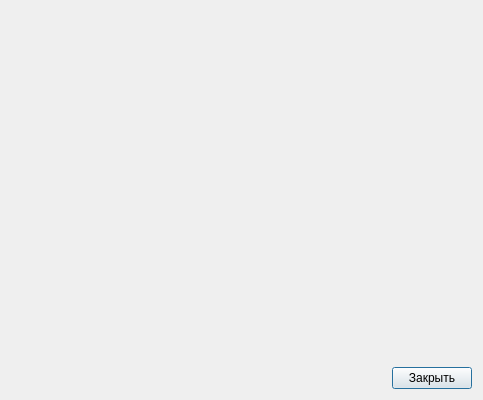
Max-Azarov/neuralNetSnake, file smartSnake/resources/about.ui: the form before one commit.
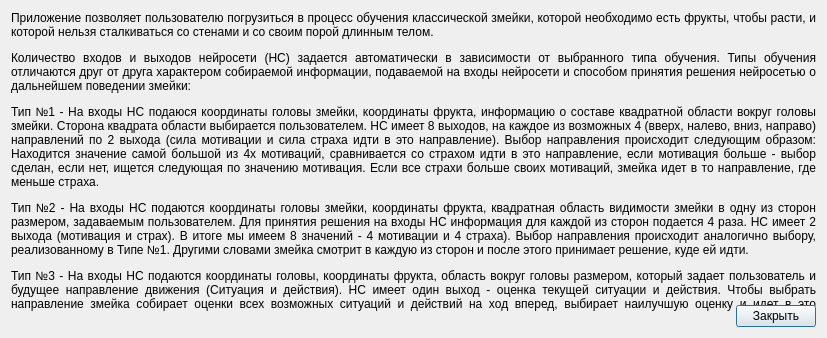
The form after the commit.

Patch:
```diff
--- a/smartSnake/resources/about.ui
+++ b/smartSnake/resources/about.ui
@@ -6,14 +6,26 @@
    <rect>
     <x>0</x>
     <y>0</y>
-    <width>483</width>
-    <height>400</height>
+    <width>827</width>
+    <height>338</height>
    </rect>
   </property>
+  <property name="sizePolicy">
+   <sizepolicy hsizetype="Minimum" vsizetype="Minimum">
+    <horstretch>0</horstretch>
+    <verstretch>0</verstretch>
+   </sizepolicy>
+  </property>
   <property name="minimumSize">
    <size>
-    <width>400</width>
-    <height>400</height>
+    <width>530</width>
+    <height>330</height>
+   </size>
+  </property>
+  <property name="maximumSize">
+   <size>
+    <width>960</width>
+    <height>800</height>
    </size>
   </property>
   <property name="windowTitle">
@@ -28,12 +40,33 @@
   <layout class="QVBoxLayout" name="verticalLayout" stretch="10,1">
    <item>
     <widget class="QLabel" name="lblInfo">
+     <property name="sizePolicy">
+      <sizepolicy hsizetype="Minimum" vsizetype="Minimum">
+       <horstretch>0</horstretch>
+       <verstretch>0</verstretch>
+      </sizepolicy>
+     </property>
+     <property name="minimumSize">
+      <size>
+       <width>500</width>
+       <height>300</height>
+      </size>
+     </property>
+     <property name="maximumSize">
+      <size>
+       <width>960</width>
+       <height>800</height>
+      </size>
+     </property>
      <property name="text">
-      <string/>
+      <string>&lt;html&gt;&lt;head/&gt;&lt;body&gt;&lt;p align=&quot;justify&quot;&gt;Приложение позволяет пользователю погрузиться в процесс обучения классической змейки, которой необходимо есть фрукты, чтобы расти, и которой нельзя сталкиваться со стенами и со своим порой длинным телом. &lt;/p&gt;&lt;p align=&quot;justify&quot;&gt;Количество входов и выходов нейросети (НС) задается автоматически в зависимости от выбранного типа обучения. Типы обучения отличаются друг от друга характером собираемой информации, подаваемой на входы нейросети и способом принятия решения нейросетью о дальнейшем поведении змейки: &lt;/p&gt;&lt;p align=&quot;justify&quot;&gt;Тип №1 - На входы НС подаюся координаты головы змейки, координаты фрукта, информацию о составе квадратной области вокруг головы змейки. Сторона квадрата области выбирается пользователем. НС имеет 8 выходов, на каждое из возможных 4 (вверх, налево, вниз, направо) направлений по 2 выхода (сила мотивации и сила страха идти в это направление). Выбор направления происходит следующим образом: Находится значение самой большой из 4х мотиваций, сравнивается со страхом идти в это направление, если мотивация больше - выбор сделан, если нет, ищется следующая по значению мотивация. Если все страхи больше своих мотиваций, змейка идет в то направление, где меньше страха.&lt;/p&gt;&lt;p align=&quot;justify&quot;&gt;Тип №2 - На входы НС подаются координаты головы змейки, координаты фрукта, квадратная область видимости змейки в одну из сторон размером, задаваемым пользователем. Для принятия решения на входы НС информация для каждой из сторон подается 4 раза. НС имеет 2 выхода (мотивация и страх). В итоге мы имеем 8 значений - 4 мотивации и 4 страха). Выбор направления происходит аналогично выбору, реализованному в Типе №1. Другими словами змейка смотрит в каждую из сторон и после этого принимает решение, куде ей идти.&lt;/p&gt;&lt;p align=&quot;justify&quot;&gt;Тип №3 - На входы НС подаются координаты головы, координаты фрукта, область вокруг головы размером, который задает пользователь и будущее направление движения (Ситуация и действия). НС имеет один выход - оценка текущей ситуации и действия. Чтобы выбрать направление змейка собирает оценки всех возможных ситуаций и действий на ход вперед, выбирает наилучшую оценку и идет в это направление.&lt;/p&gt;&lt;/body&gt;&lt;/html&gt;</string>
      </property>
      <property name="alignment">
       <set>Qt::AlignLeading|Qt::AlignLeft|Qt::AlignTop</set>
      </property>
+     <property name="wordWrap">
+      <bool>true</bool>
+     </property>
     </widget>
    </item>
    <item>
```
Left out of the diff: 4 changed lines with no effect on the pictures.
